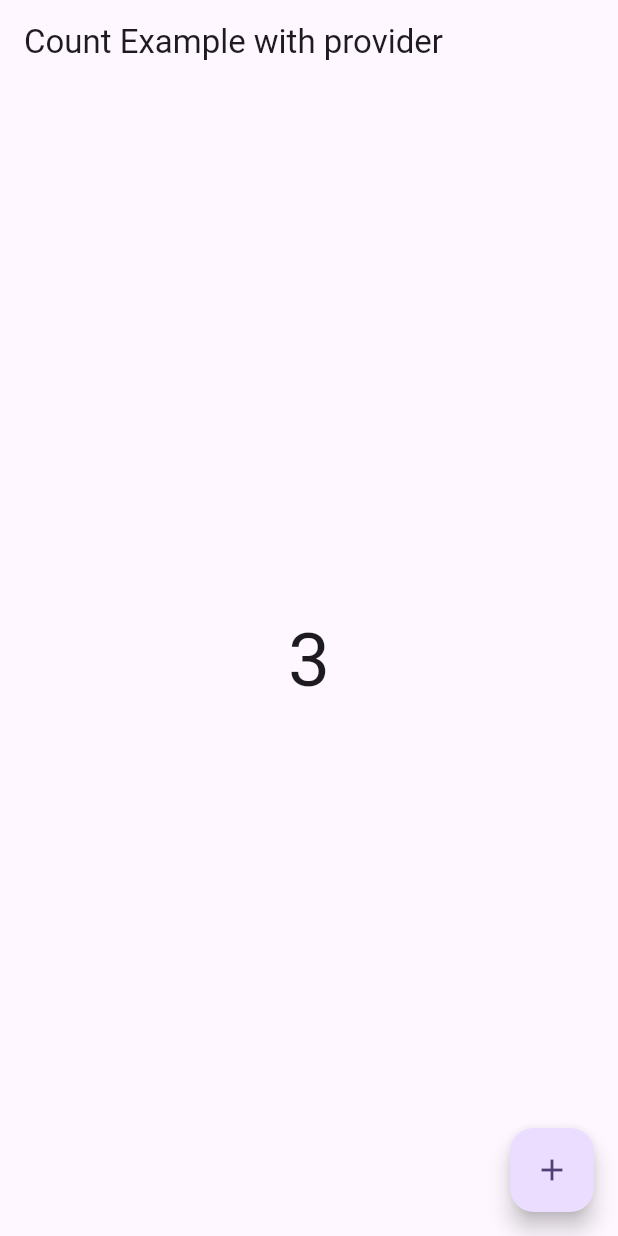
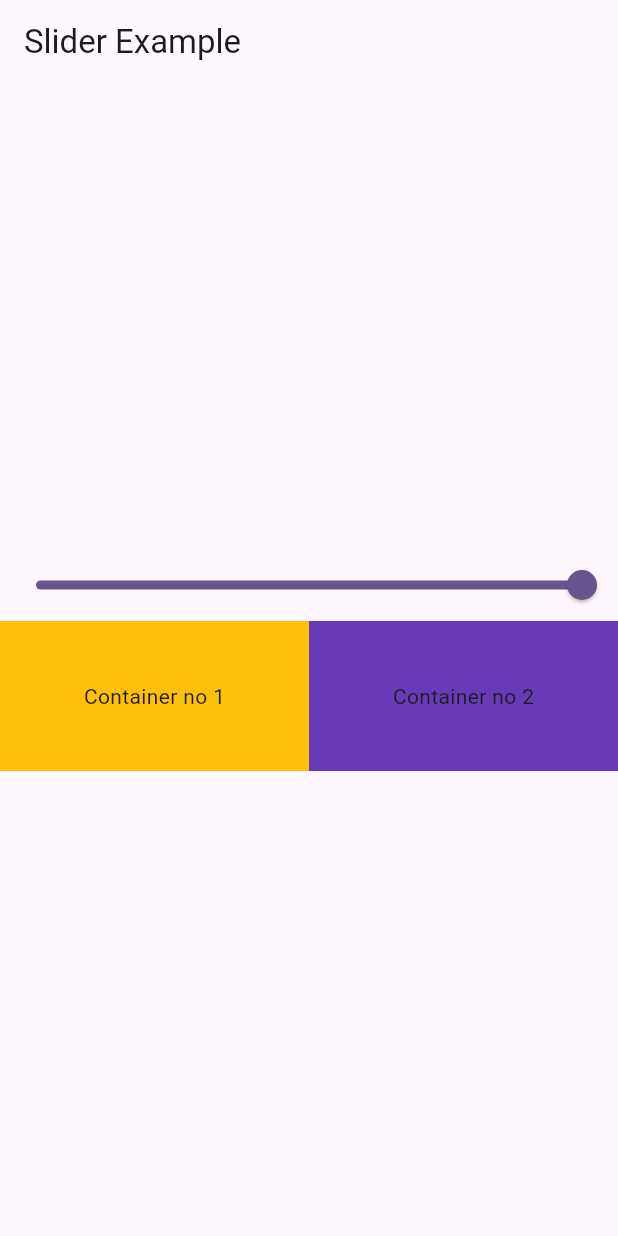
Before and after one commit to Ghauoor/Mvvm-Architecture-With-Provider-with-Rest-Api, a Flutter app: the screen it shows after launch, on a phone screen of 412 x 824 dp. Run offline on Flutter 3.47's test engine with Material 2 defaults, Android fonts, the phone set to English and light mode, and no system bars.

Commit message:
Use MultiProvider with Slider Example

```diff
--- a/lib/main.dart
+++ b/lib/main.dart
@@ -1,7 +1,8 @@
 import 'package:flutter/material.dart';
 import 'package:provider/provider.dart';
 import 'package:provider_mvvm/provider/count_provider.dart';
-import 'package:provider_mvvm/screen/count_example.dart';
+import 'package:provider_mvvm/provider/example_two_provider.dart';
+import 'package:provider_mvvm/screen/examplet_two_screen.dart';
 
 void main() {
   runApp(const MyApp());
@@ -12,15 +13,22 @@ class MyApp extends StatelessWidget {
 
   @override
   Widget build(BuildContext context) {
-    return ChangeNotifierProvider(
-      create: (_) => CountProvider(),
+    return MultiProvider(
+      providers: [
+        ChangeNotifierProvider(
+          create: (_) => CountProvider(),
+        ),
+        ChangeNotifierProvider(
+          create: (_) => ExampleTwoProvider(),
+        ),
+      ],
       child: MaterialApp(
         title: 'REST With Provder MVVM',
         theme: ThemeData(
           colorScheme: ColorScheme.fromSeed(seedColor: Colors.deepPurple),
           useMaterial3: true,
         ),
-        home: const CountExample(),
+        home: const ExampleTwoScreen(),
       ),
     );
   }
--- /dev/null
+++ b/lib/provider/example_two_provider.dart
@@ -0,0 +1,12 @@
+import 'package:flutter/foundation.dart';
+
+class ExampleTwoProvider with ChangeNotifier {
+  double _value = 1.0;
+
+  double get value => _value;
+
+  void set(double val) {
+    _value = val;
+    notifyListeners();
+  }
+}
--- /dev/null
+++ b/lib/screen/examplet_two_screen.dart
@@ -0,0 +1,66 @@
+import 'package:flutter/material.dart';
+import 'package:provider/provider.dart';
+import 'package:provider_mvvm/provider/example_two_provider.dart';
+
+class ExampleTwoScreen extends StatefulWidget {
+  const ExampleTwoScreen({super.key});
+
+  @override
+  State<ExampleTwoScreen> createState() => _ExampleTwoScreenState();
+}
+
+class _ExampleTwoScreenState extends State<ExampleTwoScreen> {
+  @override
+  Widget build(BuildContext context) {
+    print('build');
+    //final provider = Provider.of<ExampleTwoProvider>(context);
+    return Scaffold(
+      appBar: AppBar(
+        title: const Text('Slider Example'),
+      ),
+      body: Column(
+        mainAxisAlignment: MainAxisAlignment.center,
+        children: [
+          Consumer<ExampleTwoProvider>(builder: (context, value, child) {
+            return Slider(
+              min: 0,
+              max: 1,
+              value: value.value,
+              onChanged: (val) {
+                value.set(val);
+              },
+            );
+          }),
+          Consumer<ExampleTwoProvider>(builder: (context, value, child) {
+            return Row(
+              children: [
+                Expanded(
+                  child: Container(
+                    height: 100,
+                    decoration: BoxDecoration(
+                      color: Colors.amber.withOpacity(value.value),
+                    ),
+                    child: const Center(
+                      child: Text('Container no 1'),
+                    ),
+                  ),
+                ),
+                Expanded(
+                  child: Container(
+                    height: 100,
+                    decoration: BoxDecoration(
+                      color: Colors.deepPurple.withOpacity(value.value),
+                    ),
+                    child: const Center(
+                      child: Text('Container no 2'),
+                    ),
+                  ),
+                ),
+              ],
+            );
+          }),
+        ],
+      ),
+    );
+  }
+}
```
